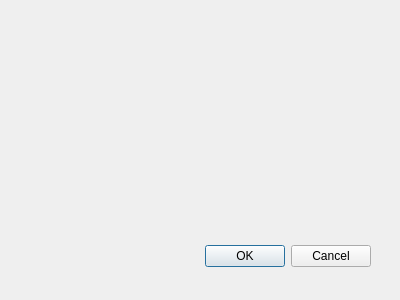
Rolfrider/QtPlytaGLowna, file QtPlytaGLowna/QtOknoSzczegolowe.ui: the form before one commit.
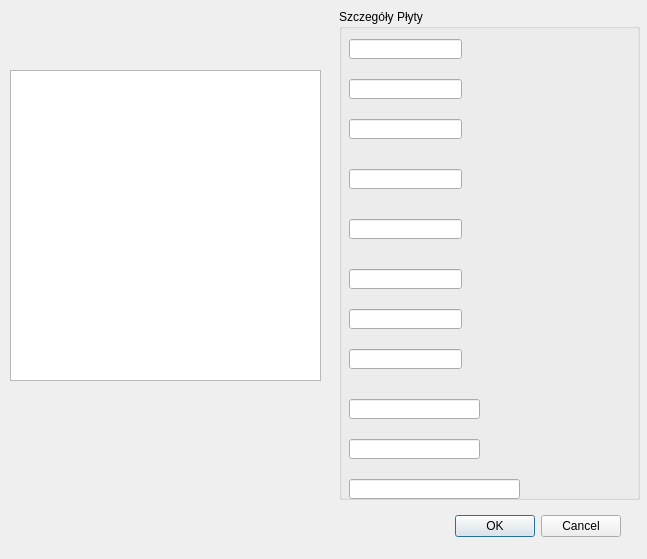
The form after the commit.

Commit message: Wstępne zprojektowanie okienka szczegółów, dodanie możliwości wyświetlania w tym okienku danych wybranego obiektu.

Patch:
```diff
--- a/QtPlytaGLowna/QtOknoSzczegolowe.ui
+++ b/QtPlytaGLowna/QtOknoSzczegolowe.ui
@@ -6,8 +6,8 @@
    <rect>
     <x>0</x>
     <y>0</y>
-    <width>400</width>
-    <height>300</height>
+    <width>647</width>
+    <height>559</height>
    </rect>
   </property>
   <property name="windowTitle">
@@ -16,8 +16,8 @@
   <widget class="QDialogButtonBox" name="buttonBox">
    <property name="geometry">
     <rect>
-     <x>30</x>
-     <y>240</y>
+     <x>280</x>
+     <y>510</y>
      <width>341</width>
      <height>32</height>
     </rect>
@@ -29,6 +29,139 @@
     <set>QDialogButtonBox::Cancel|QDialogButtonBox::Ok</set>
    </property>
   </widget>
+  <widget class="QGraphicsView" name="graphicsView">
+   <property name="geometry">
+    <rect>
+     <x>10</x>
+     <y>70</y>
+     <width>311</width>
+     <height>311</height>
+    </rect>
+   </property>
+  </widget>
+  <widget class="QGroupBox" name="PlytaBox">
+   <property name="geometry">
+    <rect>
+     <x>339</x>
+     <y>9</y>
+     <width>301</width>
+     <height>491</height>
+    </rect>
+   </property>
+   <property name="title">
+    <string>Szczegóły Płyty</string>
+   </property>
+   <widget class="QLineEdit" name="producentEdit">
+    <property name="geometry">
+     <rect>
+      <x>10</x>
+      <y>30</y>
+      <width>113</width>
+      <height>20</height>
+     </rect>
+    </property>
+   </widget>
+   <widget class="QLineEdit" name="szerEdit">
+    <property name="geometry">
+     <rect>
+      <x>10</x>
+      <y>70</y>
+      <width>113</width>
+      <height>20</height>
+     </rect>
+    </property>
+   </widget>
+   <widget class="QLineEdit" name="dlEdit">
+    <property name="geometry">
+     <rect>
+      <x>10</x>
+      <y>110</y>
+      <width>113</width>
+      <height>20</height>
+     </rect>
+    </property>
+   </widget>
+   <widget class="QLineEdit" name="wagaEdit">
+    <property name="geometry">
+     <rect>
+      <x>10</x>
+      <y>160</y>
+      <width>113</width>
+      <height>20</height>
+     </rect>
+    </property>
+   </widget>
+   <widget class="QLineEdit" name="dostSzynEdit">
+    <property name="geometry">
+     <rect>
+      <x>10</x>
+      <y>210</y>
+      <width>113</width>
+      <height>20</height>
+     </rect>
+    </property>
+   </widget>
+   <widget class="QLineEdit" name="ZajSzynEdit">
+    <property name="geometry">
+     <rect>
+      <x>10</x>
+      <y>260</y>
+      <width>113</width>
+      <height>20</height>
+     </rect>
+    </property>
+   </widget>
+   <widget class="QLineEdit" name="dostPCIEdit">
+    <property name="geometry">
+     <rect>
+      <x>10</x>
+      <y>300</y>
+      <width>113</width>
+      <height>20</height>
+     </rect>
+    </property>
+   </widget>
+   <widget class="QLineEdit" name="zajPCIEdit">
+    <property name="geometry">
+     <rect>
+      <x>10</x>
+      <y>340</y>
+      <width>113</width>
+      <height>20</height>
+     </rect>
+    </property>
+   </widget>
+   <widget class="QLineEdit" name="rgbEdit">
+    <property name="geometry">
+     <rect>
+      <x>10</x>
+      <y>390</y>
+      <width>131</width>
+      <height>20</height>
+     </rect>
+    </property>
+   </widget>
+   <widget class="QLineEdit" name="cechEdit">
+    <property name="geometry">
+     <rect>
+      <x>10</x>
+      <y>430</y>
+      <width>131</width>
+      <height>20</height>
+     </rect>
+    </property>
+   </widget>
+   <widget class="QLineEdit" name="materialEdit">
+    <property name="geometry">
+     <rect>
+      <x>10</x>
+      <y>470</y>
+      <width>171</width>
+      <height>20</height>
+     </rect>
+    </property>
+   </widget>
+  </widget>
  </widget>
  <resources/>
  <connections>
```
The commit also changes 20 other files.
